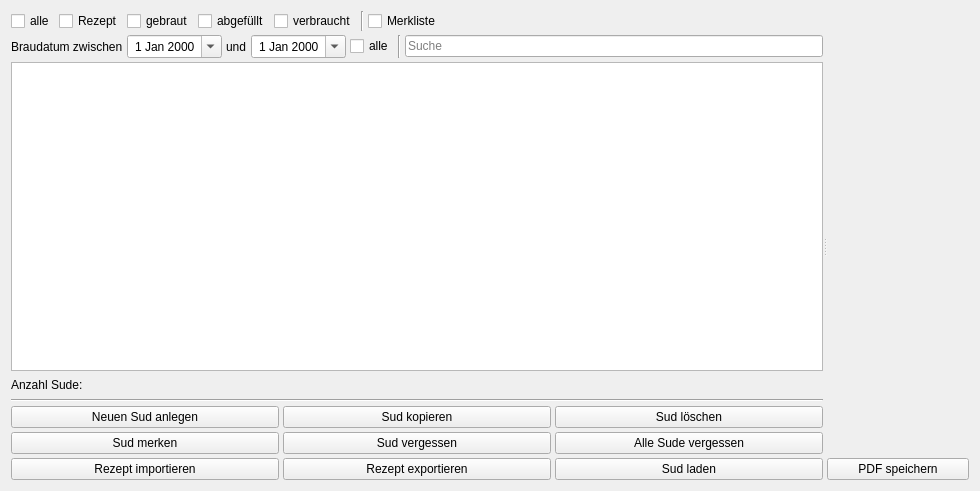
Before: the Qt Designer form kleiner-brauhelfer/tabsudauswahl.ui in kleiner-brauhelfer/kleiner-brauhelfer-2, drawn with Qt 5.
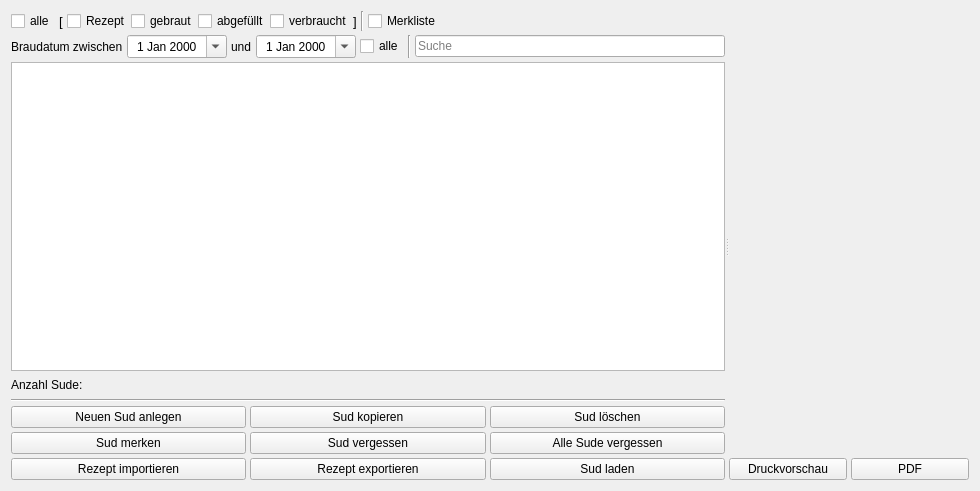
After: the same form once the commit is applied. Custom widgets are drawn as their Qt base class.

What changed in the file:
```diff
--- a/kleiner-brauhelfer/tabsudauswahl.ui
+++ b/kleiner-brauhelfer/tabsudauswahl.ui
@@ -34,6 +34,26 @@
            <property name="text">
             <string>alle</string>
            </property>
+           <property name="tristate">
+            <bool>true</bool>
+           </property>
+          </widget>
+         </item>
+         <item>
+          <layout class="QHBoxLayout" name="horizontalLayout_3">
+           <property name="spacing">
+            <number>0</number>
+           </property>
+           <item>
+            <widget class="QLabel" name="label_4">
+             <property name="font">
+              <font>
+               <pointsize>10</pointsize>
+              </font>
+             </property>
+             <property name="text">
+              <string notr="true">[ </string>
+             </property>
           </widget>
          </item>
          <item>
@@ -77,6 +97,20 @@
           </widget>
          </item>
          <item>
+            <widget class="QLabel" name="label_5">
+             <property name="font">
+              <font>
+               <pointsize>10</pointsize>
+              </font>
+             </property>
+             <property name="text">
+              <string notr="true">]</string>
+             </property>
+            </widget>
+           </item>
+          </layout>
+         </item>
+         <item>
           <widget class="Line" name="line_2">
            <property name="orientation">
             <enum>Qt::Vertical</enum>
@@ -119,6 +153,12 @@
          </item>
          <item>
           <widget class="DateEdit" name="tbDatumVon">
+           <property name="minimumSize">
+            <size>
+             <width>100</width>
+             <height>0</height>
+            </size>
+           </property>
            <property name="toolTip">
             <string>&lt;html&gt;&lt;head/&gt;&lt;body&gt;&lt;p&gt;Anfangsdatum des Suchzeitraums.&lt;/p&gt;&lt;/body&gt;&lt;/html&gt;</string>
            </property>
@@ -139,6 +179,12 @@
          </item>
          <item>
           <widget class="DateEdit" name="tbDatumBis">
+           <property name="minimumSize">
+            <size>
+             <width>100</width>
+             <height>0</height>
+            </size>
+           </property>
            <property name="toolTip">
             <string>&lt;html&gt;&lt;head/&gt;&lt;body&gt;&lt;p&gt;Enddatum des Suchzeitraums.&lt;/p&gt;&lt;/body&gt;&lt;/html&gt;</string>
            </property>
@@ -202,9 +248,6 @@
          <property name="sortingEnabled">
           <bool>true</bool>
          </property>
-         <property name="wordWrap">
-          <bool>false</bool>
-         </property>
          <attribute name="verticalHeaderVisible">
           <bool>false</bool>
          </attribute>
@@ -349,14 +392,44 @@
         <number>4</number>
        </property>
        <item>
-        <widget class="WdgWebViewEditable" name="webview" native="true"/>
+        <widget class="WdgWebViewEditable" name="webview" native="true">
+         <property name="sizePolicy">
+          <sizepolicy hsizetype="Expanding" vsizetype="Expanding">
+           <horstretch>0</horstretch>
+           <verstretch>0</verstretch>
+          </sizepolicy>
+         </property>
+        </widget>
+       </item>
+       <item>
+        <layout class="QHBoxLayout" name="horizontalLayout_4">
+         <item>
+          <widget class="QPushButton" name="btnPrintPreview">
+           <property name="toolTip">
+            <string>&lt;html&gt;&lt;head/&gt;&lt;body&gt;&lt;p&gt;&lt;span style=&quot; font-weight:600;&quot;&gt;Sudinformation&lt;/span&gt; ausdrucken.&lt;/p&gt;&lt;/body&gt;&lt;/html&gt;</string>
+           </property>
+           <property name="text">
+            <string>Druckvorschau</string>
+           </property>
+          </widget>
        </item>
        <item>
         <widget class="QPushButton" name="btnToPdf">
+           <property name="sizePolicy">
+            <sizepolicy hsizetype="Minimum" vsizetype="Fixed">
+             <horstretch>0</horstretch>
+             <verstretch>0</verstretch>
+            </sizepolicy>
+           </property>
+           <property name="toolTip">
+            <string>&lt;html&gt;&lt;head/&gt;&lt;body&gt;&lt;p&gt;&lt;span style=&quot; font-weight:600;&quot;&gt;Sudinformation&lt;/span&gt; als PDF abspeichern.&lt;/p&gt;&lt;/body&gt;&lt;/html&gt;</string>
+           </property>
          <property name="text">
-          <string>PDF speichern</string>
-         </property>
-        </widget>
+            <string>PDF</string>
+           </property>
+          </widget>
+         </item>
+        </layout>
        </item>
       </layout>
      </widget>
@@ -370,17 +443,17 @@
    <extends>QTableView</extends>
    <header>widgets/tableview.h</header>
   </customwidget>
+  <customwidget>
+   <class>DateEdit</class>
+   <extends>QDateEdit</extends>
+   <header>widgets/dateedit.h</header>
+  </customwidget>
   <customwidget>
    <class>WdgWebViewEditable</class>
    <extends>QWidget</extends>
    <header>widgets/wdgwebvieweditable.h</header>
    <container>1</container>
   </customwidget>
-  <customwidget>
-   <class>DateEdit</class>
-   <extends>QDateEdit</extends>
-   <header>widgets/dateedit.h</header>
-  </customwidget>
  </customwidgets>
  <tabstops>
   <tabstop>cbAlle</tabstop>
```
Left out of the diff: 1 changed line with no effect on the pictures. Lines whose indentation alone changed are shown as unchanged.
